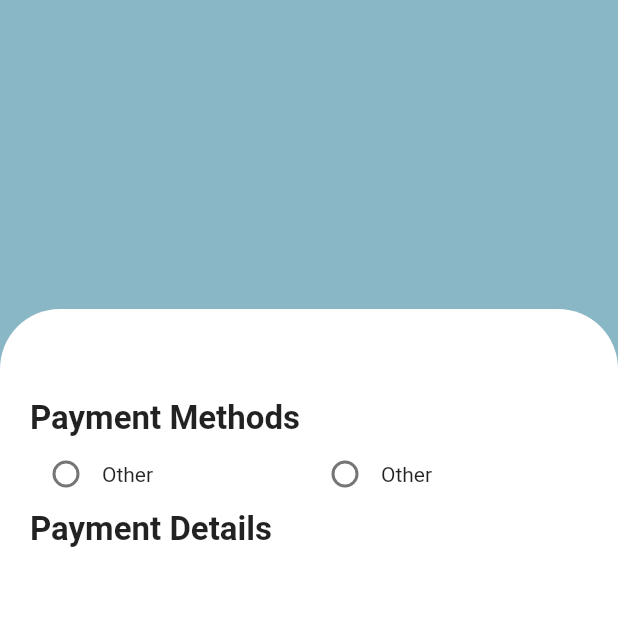
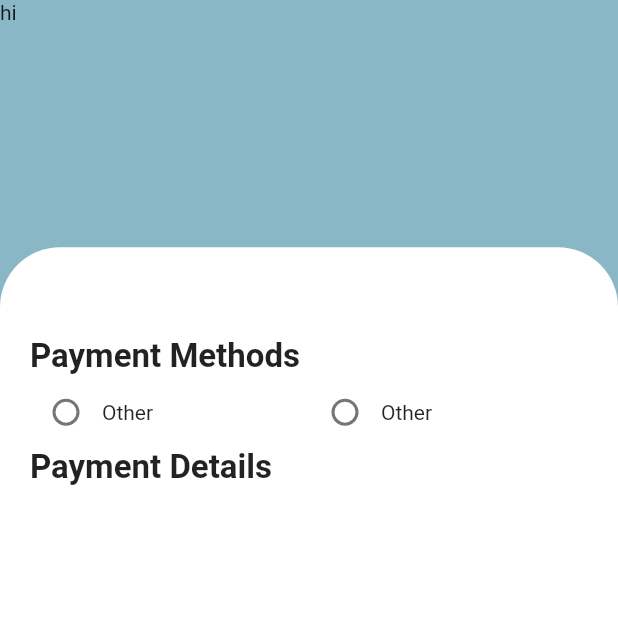
Before and after one commit to salmannaeem112215/flutter_figma_day2_catalog, a Flutter app: the screen it shows after launch, on a phone screen of 412 x 824 dp, the top half of it. Run offline on Flutter 3.47's test engine with Material 2 defaults, Android fonts, the phone set to English and light mode, and no system bars.

Commit message:
Added Flexible in Catlog screen

```diff
--- a/lib/screen/catalog_screen.dart
+++ b/lib/screen/catalog_screen.dart
@@ -1,6 +1,4 @@
 import 'package:flutter/material.dart';
-import 'package:flutter/src/foundation/key.dart';
-import 'package:flutter/src/widgets/framework.dart';
 import '../widget/payment.dart';
 
 class CatalogScreen extends StatefulWidget {
@@ -13,16 +11,22 @@ class CatalogScreen extends StatefulWidget {
 class _CatalogScreenState extends State<CatalogScreen> {
   @override
   Widget build(BuildContext context) {
-    final _mediaQuerry = MediaQuery.of(context);
-
     return Scaffold(
       backgroundColor: Theme.of(context).primaryColor,
-      body: Column(
+      body: SafeArea(
+        child: Column(
           children: [
-          Container(
-            height: _mediaQuerry.size.height * 0.25,
-          ),
-          Container(
+            Flexible(
+                flex: 2,
+                fit: FlexFit.tight,
+                child: Container(
+                  width: double.infinity,
+                  child: Text('hi'),
+                )),
+            Flexible(
+              flex: 8,
+              fit: FlexFit.tight,
+              child: Container(
                 decoration: BoxDecoration(
                   borderRadius: BorderRadius.only(
                       topLeft: Radius.circular(40.0),
@@ -30,7 +34,6 @@ class _CatalogScreenState extends State<CatalogScreen> {
                   color: Colors.white,
                 ),
                 width: double.infinity,
-            height: _mediaQuerry.size.height * 0.75,
                 child: SingleChildScrollView(
                   child: Padding(
                     padding: const EdgeInsets.all(20),
@@ -38,7 +41,9 @@ class _CatalogScreenState extends State<CatalogScreen> {
                   ),
                 ),
               ),
+            ),
           ],
+        ),
       ),
     );
   }
```
Lines whose indentation alone changed are shown as unchanged.
